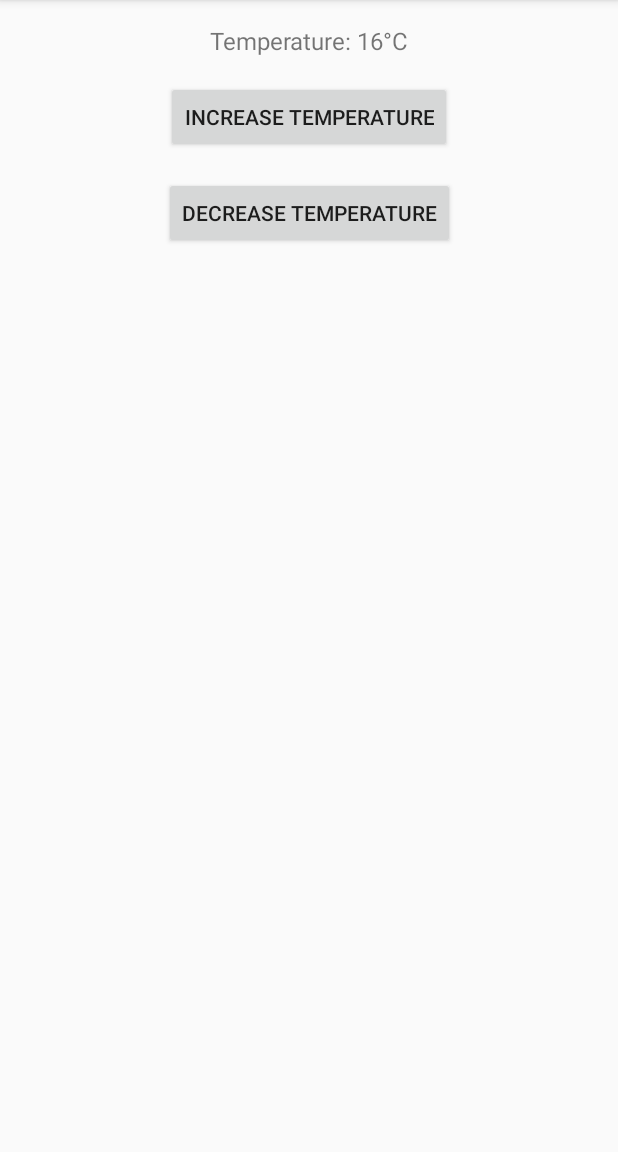
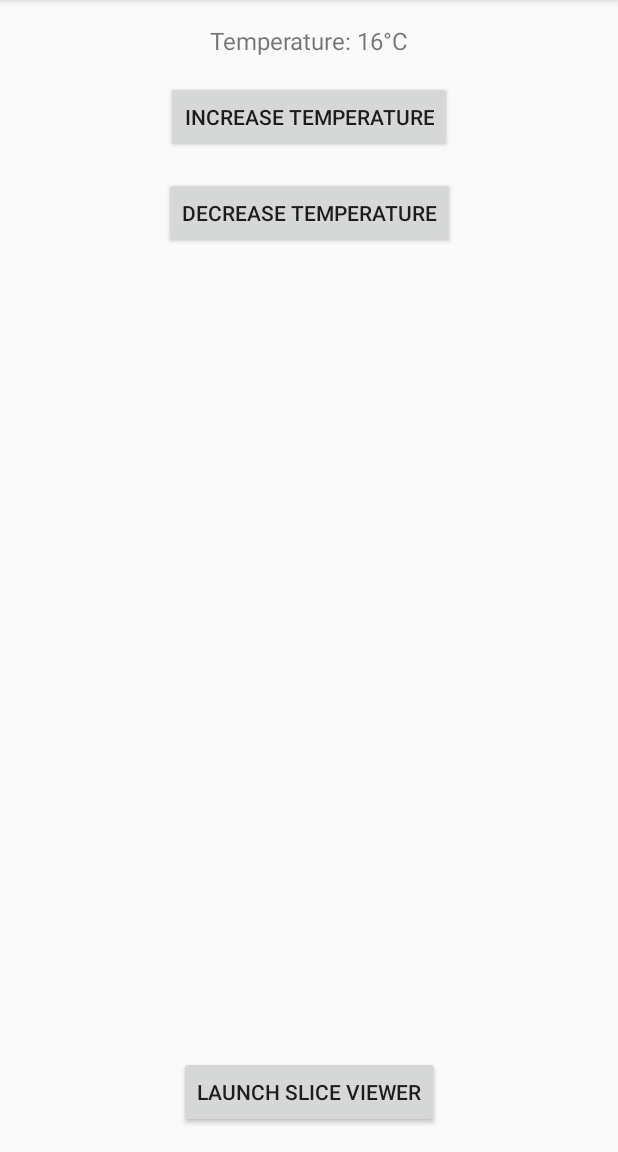
Before and after one commit to android/codelab-slices-basic-codelab, an Android app: the screen it shows after launch (MainActivity), on a phone screen of 412 x 824 dp, the part 84-1236 px from its top. Run offline under Robolectric (Android 15) with nearby library versions, the phone set to English and light mode, and no system bars.

Commit message:
Adds code for checking/launching slice viewer (external APK).
Change-Id: Ib8b097471f20c6cae4932514cab06a693eec7695

```diff
--- a/complete/src/main/java/com/example/android/slicesbasiccodelab/TemperatureBroadcastReceiver.kt
+++ b/complete/src/main/java/com/example/android/slicesbasiccodelab/TemperatureBroadcastReceiver.kt
@@ -18,6 +18,7 @@ package com.example.android.slicesbasiccodelab
 import android.content.BroadcastReceiver
 import android.content.Context
 import android.content.Intent
+
 import com.example.android.slicesbasiccodelab.MainActivity.Companion.getTemperature
 import com.example.android.slicesbasiccodelab.MainActivity.Companion.updateTemperature
 
--- a/complete/src/main/res/layout/activity_main.xml
+++ b/complete/src/main/res/layout/activity_main.xml
@@ -57,4 +57,16 @@
         app:layout_constraintStart_toStartOf="parent"
         app:layout_constraintTop_toBottomOf="@+id/increase_temp" />
 
+    <Button
+        android:id="@+id/launch_slice_viewer_application"
+        android:layout_width="wrap_content"
+        android:layout_height="wrap_content"
+        android:layout_marginStart="8dp"
+        android:layout_marginEnd="8dp"
+        android:layout_marginBottom="16dp"
+        android:text="@string/launch_slice_viewer"
+        app:layout_constraintBottom_toBottomOf="parent"
+        app:layout_constraintEnd_toEndOf="parent"
+        app:layout_constraintStart_toStartOf="parent" />
+
 </androidx.constraintlayout.widget.ConstraintLayout>
--- a/complete/src/main/res/values/strings.xml
+++ b/complete/src/main/res/values/strings.xml
@@ -26,4 +26,17 @@
     <string name="decrease_temperature">Decrease temperature</string>
 
     <string name="slice_action_primary_title">Temperature Controls</string>
+
+    <!-- Strings specific for launching the external app Slice Viewer to preview Slice. -->
+    <string name="launch_slice_viewer">Launch Slice Viewer</string>
+
+    <string name="uri_specific_for_slice_viewer_application" translatable="false">slice-content://com.example.android.slicesbasiccodelab/temperature</string>
+
+    <string name="slice_viewer_application_package_name">com.example.android.sliceviewer</string>
+
+    <string name="slice_viewer_application_not_enabled">Slice Viewer Application is not enabled.\nPlease enable in settings.</string>
+    <string name="slice_viewer_application_not_installed">Slice Viewer Application is not installed.\nCheck Logcat for details.</string>
+
+    <string name="error_message_slice_viewer_APK_missing">The Slice Viewer APK is missing on your device or emulator.\nThe Slice Viewer APK is included in the codelab.\nNavigate to the root of the codelab and run the following command after your phone or emulator is connected:\nadb install -r -t slice-viewer.apk</string>
+    <string name="error_message_slice_viewer_APK_disabled">The Slice Viewer APK is not enabled. Please enable in settings.</string>
 </resources>
```
Also changed, not shown: complete/src/main/java/com/example/android/slicesbasiccodelab/MainActivity.kt (+72 -0 lines), complete/src/main/java/com/example/android/slicesbasiccodelab/TemperatureSliceProvider.kt (+3 -6 lines), 1 other file.
